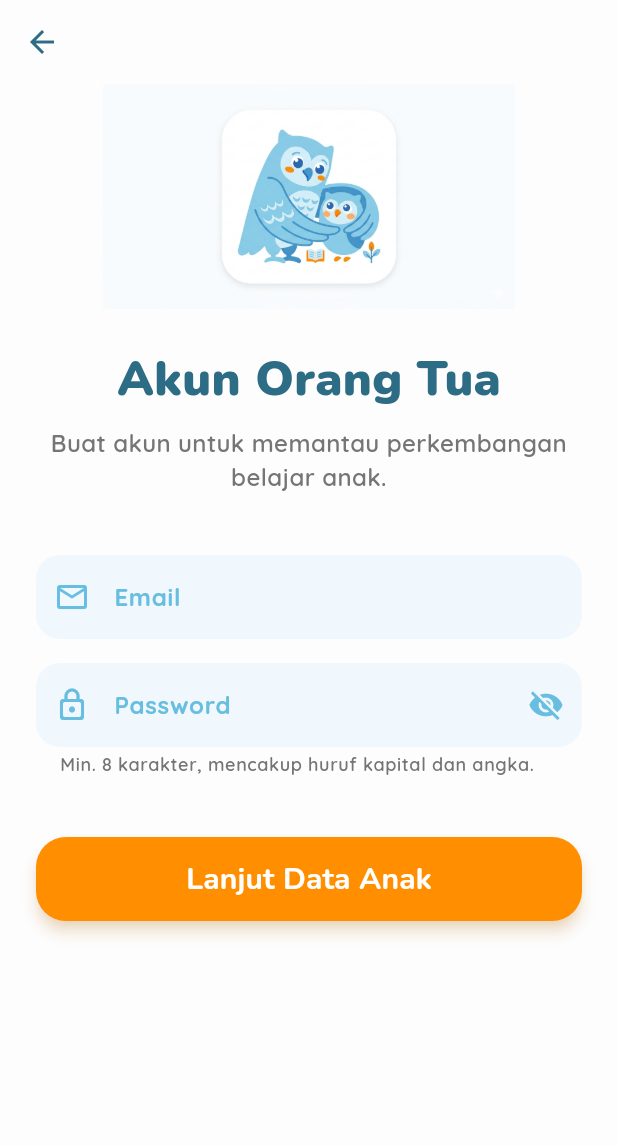
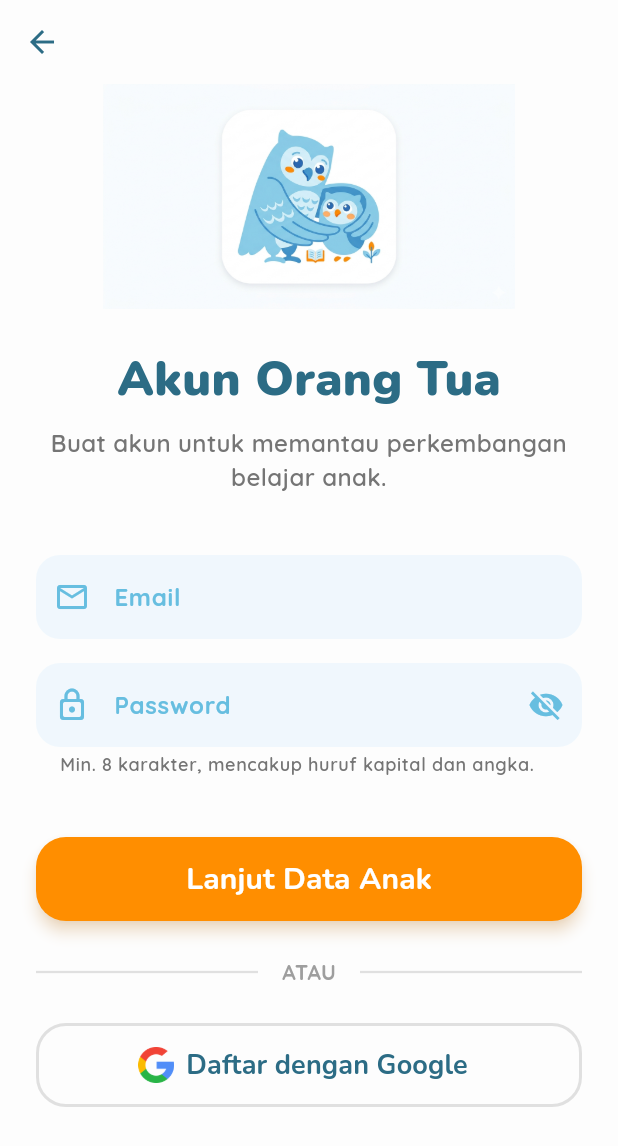
Before and after one commit to luhihsan/AjarApp, a Flutter app: the LoginPage screen opened directly, after a tap on "Masuk", after a tap on "Daftar di sini", on a phone screen of 412 x 824 dp. Shown: the top 1146 px of the screen. Run offline on Flutter 3.47's test engine with Material 3 defaults, Android fonts, the phone set to English and light mode, and no system bars; our stand-ins replace cloud_firestore, firebase_auth, firebase_core, flutter_dotenv, google_fonts, google_generative_ai and 3 more; accounts and stored records are empty.

Commit message:
feat(auth) sign-in with google

```diff
--- a/ajarapp/lib/auth/login_page.dart
+++ b/ajarapp/lib/auth/login_page.dart
@@ -1,8 +1,12 @@
+import 'package:cloud_firestore/cloud_firestore.dart';
 import 'package:firebase_auth/firebase_auth.dart';
 import 'package:flutter/material.dart';
+import 'package:flutter/services.dart'; // IMPORT UNTUK PLATFORM EXCEPTION
 import 'package:google_fonts/google_fonts.dart';
+import 'package:google_sign_in/google_sign_in.dart';
 
 import 'register_parent_page.dart';
+import 'register_child_page.dart';
 import 'package:ajarapp/utils/auth_helper.dart';
 import '../main_screen/main_screen.dart';
 
@@ -18,7 +22,6 @@ class _LoginPageState extends State<LoginPage> {
   final _emailController = TextEditingController();
   final _passwordController = TextEditingController();
 
-  // TAMBAHAN STATE UNTUK LOADING & PASSWORD
   bool _isLoading = false;
   bool _obscurePassword = true;
 
@@ -28,14 +31,9 @@ class _LoginPageState extends State<LoginPage> {
   final Color bgColor = const Color(0xFFFDFDFD);
 
   Future<void> _login() async {
-    if (!_formKey.currentState!.validate()) {
-      return;
-    }
+    if (!_formKey.currentState!.validate()) return;
 
-    // TAMBAHAN: Mulai loading
-    setState(() {
-      _isLoading = true;
-    });
+    setState(() => _isLoading = true);
 
     try {
       await FirebaseAuth.instance.signInWithEmailAndPassword(
@@ -53,36 +51,76 @@ class _LoginPageState extends State<LoginPage> {
     } catch (e) {
       CustomSnackBar.show(context, "Error: $e");
     } finally {
-      // TAMBAHAN: Hentikan loading apapun hasilnya
-      if (mounted) {
-        setState(() {
-          _isLoading = false;
-        });
-      }
+      if (mounted) setState(() => _isLoading = false);
     }
   }
 
-  // TAMBAHAN: Tambah parameter suffixIcon
+  Future<void> _loginWithGoogle() async {
+    setState(() => _isLoading = true);
+    try {
+      final googleSignIn = GoogleSignIn.instance;
+      await googleSignIn.initialize();
+
+      final googleUser = await googleSignIn.authenticate();
+      if (googleUser == null) {
+        setState(() => _isLoading = false);
+        return;
+      }
+
+      final clientAuth = await googleUser.authorizationClient.authorizeScopes(['email', 'profile']);
+
+      final OAuthCredential credential = GoogleAuthProvider.credential(
+        accessToken: clientAuth.accessToken,
+        idToken: googleUser.authentication.idToken,
+      );
+
+      UserCredential userCredential = await FirebaseAuth.instance.signInWithCredential(credential);
+      DocumentSnapshot userDoc = await FirebaseFirestore.instance.collection('users').doc(userCredential.user!.uid).get();
+
+      if (!userDoc.exists) {
+        await FirebaseFirestore.instance.collection('users').doc(userCredential.user!.uid).set({
+          'email': userCredential.user!.email,
+          'role': 'ortu',
+          'createdAt': DateTime.now(),
+        });
+
+        if (mounted) {
+          CustomSnackBar.show(context, "Akun Google terhubung! Silakan isi data anak.", isError: false);
+          Navigator.pushReplacement(context, MaterialPageRoute(builder: (_) => RegisterChildPage(uidOrtu: userCredential.user!.uid)));
+        }
+      } else {
+        if (mounted) {
+          CustomSnackBar.show(context, "Otentikasi berhasil. Mengalihkan...", isError: false);
+          Navigator.pushReplacement(context, MaterialPageRoute(builder: (_) => const MainScreen()));
+        }
+      }
+    } on PlatformException catch (e) {
+      // LOGIC BARU: Cegah munculnya error jika user cuma membatalkan/close popup
+      if (e.code != 'sign_in_canceled' && e.code != 'CANCELED') {
+        if (mounted) CustomSnackBar.show(context, "Gagal login Google: ${e.message}");
+      }
+    } catch (e) {
+      // Penjagaan ekstra untuk error string dari sistem lain
+      if (!e.toString().contains('sign_in_canceled') && !e.toString().contains('canceled by user')) {
+        if (mounted) CustomSnackBar.show(context, "Terjadi kesalahan: $e");
+      }
+    } finally {
+      if (mounted) setState(() => _isLoading = false);
+    }
+  }
+
   InputDecoration _customInputDecoration(String label, IconData icon, {Widget? suffixIcon}) {
     return InputDecoration(
       labelText: label,
-      labelStyle: GoogleFonts.quicksand(
-          color: primaryBlue, fontWeight: FontWeight.bold),
+      labelStyle: GoogleFonts.quicksand(color: primaryBlue, fontWeight: FontWeight.bold),
       prefixIcon: Icon(icon, color: primaryBlue),
-      suffixIcon: suffixIcon, // TAMBAHAN
+      suffixIcon: suffixIcon,
       filled: true,
       fillColor: Colors.blue.shade50.withOpacity(0.5),
-      border: OutlineInputBorder(
-          borderRadius: BorderRadius.circular(16), borderSide: BorderSide.none),
-      focusedBorder: OutlineInputBorder(
-          borderRadius: BorderRadius.circular(16),
-          borderSide: BorderSide(color: primaryBlue, width: 2)),
-      errorBorder: OutlineInputBorder(
-          borderRadius: BorderRadius.circular(16),
-          borderSide: const BorderSide(color: Colors.redAccent, width: 1.5)),
-      focusedErrorBorder: OutlineInputBorder(
-          borderRadius: BorderRadius.circular(16),
-          borderSide: const BorderSide(color: Colors.redAccent, width: 2)),
+      border: OutlineInputBorder(borderRadius: BorderRadius.circular(16), borderSide: BorderSide.none),
+      focusedBorder: OutlineInputBorder(borderRadius: BorderRadius.circular(16), borderSide: BorderSide(color: primaryBlue, width: 2)),
+      errorBorder: OutlineInputBorder(borderRadius: BorderRadius.circular(16), borderSide: const BorderSide(color: Colors.redAccent, width: 1.5)),
+      focusedErrorBorder: OutlineInputBorder(borderRadius: BorderRadius.circular(16), borderSide: const BorderSide(color: Colors.redAccent, width: 2)),
     );
   }
 
@@ -90,10 +128,7 @@ class _LoginPageState extends State<LoginPage> {
   Widget build(BuildContext context) {
     return Scaffold(
       backgroundColor: bgColor,
-      appBar: AppBar(
-          backgroundColor: bgColor,
-          elevation: 0,
-          iconTheme: IconThemeData(color: darkBlueText)),
+      appBar: AppBar(backgroundColor: bgColor, elevation: 0, iconTheme: IconThemeData(color: darkBlueText)),
       body: SafeArea(
         child: SingleChildScrollView(
           padding: const EdgeInsets.symmetric(horizontal: 24.0),
@@ -103,61 +138,36 @@ class _LoginPageState extends State<LoginPage> {
               children: [
                 Icon(Icons.lock_person_rounded, size: 100, color: accentOrange),
                 const SizedBox(height: 24),
-                Text("Masuk",
-                    style: GoogleFonts.nunito(
-                        fontSize: 36,
-                        fontWeight: FontWeight.w900,
-                        color: darkBlueText)),
+                Text("Masuk", style: GoogleFonts.nunito(fontSize: 36, fontWeight: FontWeight.w900, color: darkBlueText)),
                 const SizedBox(height: 8),
-                Text(
-                  "Selamat datang kembali di Ajar App!",
-                  textAlign: TextAlign.center,
-                  style: GoogleFonts.quicksand(
-                      fontSize: 16,
-                      fontWeight: FontWeight.w600,
-                      color: Colors.grey.shade600),
-                ),
+                Text("Selamat datang kembali di Ajar App!", textAlign: TextAlign.center, style: GoogleFonts.quicksand(fontSize: 16, fontWeight: FontWeight.w600, color: Colors.grey.shade600)),
                 const SizedBox(height: 40),
 
                 TextFormField(
                   controller: _emailController,
                   validator: AppValidator.validateEmail,
                   keyboardType: TextInputType.emailAddress,
-                  style: GoogleFonts.quicksand(
-                      fontWeight: FontWeight.w600, color: darkBlueText),
-                  decoration: _customInputDecoration(
-                      "Email", Icons.email_outlined),
+                  style: GoogleFonts.quicksand(fontWeight: FontWeight.w600, color: darkBlueText),
+                  decoration: _customInputDecoration("Email", Icons.email_outlined),
                 ),
                 const SizedBox(height: 16),
 
-                // TAMBAHAN: obscureText pakai state & pasang IconButton mata
                 TextFormField(
                   controller: _passwordController,
-                  validator: (value) => value == null || value.isEmpty
-                      ? "Password tidak boleh kosong ya"
-                      : null,
-                  obscureText: _obscurePassword, // TAMBAHAN
-                  style: GoogleFonts.quicksand(
-                      fontWeight: FontWeight.w600, color: darkBlueText),
+                  validator: (value) => value == null || value.isEmpty ? "Password tidak boleh kosong ya" : null,
+                  obscureText: _obscurePassword,
+                  style: GoogleFonts.quicksand(fontWeight: FontWeight.w600, color: darkBlueText),
                   decoration: _customInputDecoration(
                       "Password",
                       Icons.lock_outline_rounded,
-                      suffixIcon: IconButton( // TAMBAHAN
-                        icon: Icon(
-                          _obscurePassword ? Icons.visibility_off : Icons.visibility,
-                          color: primaryBlue,
-                        ),
-                        onPressed: () {
-                          setState(() {
-                            _obscurePassword = !_obscurePassword;
-                          });
-                        },
+                      suffixIcon: IconButton(
+                        icon: Icon(_obscurePassword ? Icons.visibility_off : Icons.visibility, color: primaryBlue),
+                        onPressed: () => setState(() => _obscurePassword = !_obscurePassword),
                       ),
                   ),
                 ),
                 const SizedBox(height: 40),
 
-                // TAMBAHAN: Tampilkan loading kalau _isLoading true
                 _isLoading
                   ? CircularProgressIndicator(color: primaryBlue)
                   : ElevatedButton(
@@ -167,36 +177,49 @@ class _LoginPageState extends State<LoginPage> {
                         elevation: 4,
                         shadowColor: primaryBlue.withOpacity(0.4),
                         minimumSize: const Size(double.infinity, 56),
-                        shape: RoundedRectangleBorder(
-                            borderRadius: BorderRadius.circular(20)),
+                        shape: RoundedRectangleBorder(borderRadius: BorderRadius.circular(20)),
                       ),
-                      child: Text("Masuk",
-                          style: GoogleFonts.nunito(
-                              fontSize: 20,
-                              fontWeight: FontWeight.bold,
-                              color: Colors.white)),
+                      child: Text("Masuk", style: GoogleFonts.nunito(fontSize: 20, fontWeight: FontWeight.bold, color: Colors.white)),
                     ),
-                const SizedBox(height: 16),
+
+                const SizedBox(height: 24),
+
+                Row(
+                  children: [
+                    Expanded(child: Divider(color: Colors.grey.shade300, thickness: 1.5)),
+                    Padding(
+                      padding: const EdgeInsets.symmetric(horizontal: 16),
+                      child: Text("ATAU", style: GoogleFonts.quicksand(fontWeight: FontWeight.bold, color: Colors.grey.shade500)),
+                    ),
+                    Expanded(child: Divider(color: Colors.grey.shade300, thickness: 1.5)),
+                  ],
+                ),
+                const SizedBox(height: 24),
+
+                OutlinedButton.icon(
+                  onPressed: _isLoading ? null : _loginWithGoogle,
+                  // GANTI LOGO GOOGLE MENJADI YANG RESMI
+                  icon: Image.asset("lib/assets/logo_google.png", height: 24),
+                  label: Text("Masuk dengan Google", style: GoogleFonts.nunito(fontSize: 18, fontWeight: FontWeight.bold, color: darkBlueText)),
+                  style: OutlinedButton.styleFrom(
+                    minimumSize: const Size(double.infinity, 56),
+                    side: BorderSide(color: Colors.grey.shade300, width: 2),
+                    shape: RoundedRectangleBorder(borderRadius: BorderRadius.circular(20)),
+                  ),
+                ),
+                const SizedBox(height: 32),
 
                 Row(
                   mainAxisAlignment: MainAxisAlignment.center,
                   children: [
-                    Text("Belum punya akun? ",
-                        style: GoogleFonts.quicksand(
-                            fontWeight: FontWeight.w600,
-                            color: Colors.grey.shade600)),
+                    Text("Belum punya akun? ", style: GoogleFonts.quicksand(fontWeight: FontWeight.w600, color: Colors.grey.shade600)),
                     GestureDetector(
-                      onTap: () => Navigator.pushReplacement(
-                          context,
-                          MaterialPageRoute(
-                              builder: (_) => const RegisterParentPage())),
-                      child: Text("Daftar di sini",
-                          style: GoogleFonts.quicksand(
-                              fontWeight: FontWeight.bold,
-                              color: accentOrange)),
+                      onTap: () => Navigator.pushReplacement(context, MaterialPageRoute(builder: (_) => const RegisterParentPage())),
+                      child: Text("Daftar di sini", style: GoogleFonts.quicksand(fontWeight: FontWeight.bold, color: accentOrange)),
                     ),
                   ],
-                )
+                ),
+                const SizedBox(height: 20),
               ],
             ),
           ),
--- a/ajarapp/lib/auth/register_parent_page.dart
+++ b/ajarapp/lib/auth/register_parent_page.dart
@@ -1,7 +1,9 @@
 import 'package:cloud_firestore/cloud_firestore.dart';
 import 'package:firebase_auth/firebase_auth.dart';
 import 'package:flutter/material.dart';
+import 'package:flutter/services.dart'; // IMPORT UNTUK PLATFORM EXCEPTION
 import 'package:google_fonts/google_fonts.dart';
+import 'package:google_sign_in/google_sign_in.dart';
 
 import 'register_child_page.dart';
 import 'package:ajarapp/utils/auth_helper.dart';
@@ -27,37 +29,25 @@ class _RegisterParentPageState extends State<RegisterParentPage> {
   final Color bgColor = const Color(0xFFFDFDFD);
 
   Future<void> _registerParent() async {
-    if (!_formKey.currentState!.validate()) {
-      return;
-    }
+    if (!_formKey.currentState!.validate()) return;
 
-    setState(() {
-      _isLoading = true;
-    });
+    setState(() => _isLoading = true);
 
     try {
-      // 1. Bikin akun Auth
       UserCredential userCredential = await FirebaseAuth.instance.createUserWithEmailAndPassword(
         email: _emailController.text.trim(),
         password: _passwordController.text.trim(),
       );
 
-      // 2. Bikin dokumen Ortu di Firestore
       await FirebaseFirestore.instance.collection('users').doc(userCredential.user!.uid).set({
         'email': _emailController.text.trim(),
         'role': 'ortu',
         'createdAt': DateTime.now(),
       });
 
-      // 3. Lempar UID Ortu ke halaman registrasi anak
       if (mounted) {
         CustomSnackBar.show(context, "Akun berhasil dibuat!", isError: false);
-        Navigator.pushReplacement(
-          context,
-          MaterialPageRoute(
-            builder: (_) => RegisterChildPage(uidOrtu: userCredential.user!.uid)
-          )
-        );
+        Navigator.pushReplacement(context, MaterialPageRoute(builder: (_) => RegisterChildPage(uidOrtu: userCredential.user!.uid)));
       }
     } on FirebaseAuthException catch (e) {
       String errorMessage = AuthExceptionHandler.getMessage(e);
@@ -65,11 +55,56 @@ class _RegisterParentPageState extends State<RegisterParentPage> {
     } catch (e) {
       CustomSnackBar.show(context, "Gagal: $e");
     } finally {
-      if (mounted) {
-        setState(() {
-          _isLoading = false;
+      if (mounted) setState(() => _isLoading = false);
+    }
+  }
+
+  Future<void> _signUpWithGoogle() async {
+    setState(() => _isLoading = true);
+    try {
+      final googleSignIn = GoogleSignIn.instance;
+      await googleSignIn.initialize();
+
+      final googleUser = await googleSignIn.authenticate();
+      if (googleUser == null) {
+        setState(() => _isLoading = false);
+        return;
+      }
+
+      final clientAuth = await googleUser.authorizationClient.authorizeScopes(['email', 'profile']);
+
+      final OAuthCredential credential = GoogleAuthProvider.credential(
+        accessToken: clientAuth.accessToken,
+        idToken: googleUser.authentication.idToken,
+      );
+
+      UserCredential userCredential = await FirebaseAuth.instance.signInWithCredential(credential);
+      DocumentSnapshot userDoc = await FirebaseFirestore.instance.collection('users').doc(userCredential.user!.uid).get();
+
+      if (!userDoc.exists) {
+        await FirebaseFirestore.instance.collection('users').doc(userCredential.user!.uid).set({
+          'email': userCredential.user!.email,
+          'role': 'ortu',
+          'createdAt': DateTime.now(),
         });
       }
+
+      if (mounted) {
+        CustomSnackBar.show(context, "Berhasil masuk dengan Google!", isError: false);
+        Navigator.pushReplacement(context, MaterialPageRoute(builder: (_) => RegisterChildPage(uidOrtu: userCredential.user!.uid)));
+      }
+    } on PlatformException catch (e) {
+      // LOGIC BARU: Abaikan kalau user cuma close popup
+      if (e.code != 'sign_in_canceled' && e.code != 'CANCELED') {
+        if (mounted) CustomSnackBar.show(context, "Gagal daftar Google: ${e.message}");
+      }
+    } catch (e) {
+      // Penjagaan ekstra
+      if (!e.toString().contains('sign_in_canceled') && !e.toString().contains('canceled by user')) {
+        if (mounted) CustomSnackBar.show(context, "Terjadi kesalahan: $e");
+      }
+    } finally {
+      if (mounted) setState(() => _isLoading = false);
     }
   }
 
@@ -81,22 +116,10 @@ class _RegisterParentPageState extends State<RegisterParentPage> {
       suffixIcon: suffixIcon,
       filled: true,
       fillColor: Colors.blue.shade50.withOpacity(0.5),
-      border: OutlineInputBorder(
-        borderRadius: BorderRadius.circular(16),
-        borderSide: BorderSide.none,
-      ),
-      focusedBorder: OutlineInputBorder(
-        borderRadius: BorderRadius.circular(16),
-        borderSide: BorderSide(color: primaryBlue, width: 2),
-      ),
-      errorBorder: OutlineInputBorder(
-        borderRadius: BorderRadius.circular(16),
-        borderSide: const BorderSide(color: Colors.redAccent, width: 1.5),
-      ),
-      focusedErrorBorder: OutlineInputBorder(
-        borderRadius: BorderRadius.circular(16),
-        borderSide: const BorderSide(color: Colors.redAccent, width: 2),
-      ),
+      border: OutlineInputBorder(borderRadius: BorderRadius.circular(16), borderSide: BorderSide.none),
+      focusedBorder: OutlineInputBorder(borderRadius: BorderRadius.circular(16), borderSide: BorderSide(color: primaryBlue, width: 2)),
+      errorBorder: OutlineInputBorder(borderRadius: BorderRadius.circular(16), borderSide: const BorderSide(color: Colors.redAccent, width: 1.5)),
+      focusedErrorBorder: OutlineInputBorder(borderRadius: BorderRadius.circular(16), borderSide: const BorderSide(color: Colors.redAccent, width: 2)),
     );
   }
 
@@ -104,11 +127,7 @@ class _RegisterParentPageState extends State<RegisterParentPage> {
   Widget build(BuildContext context) {
     return Scaffold(
       backgroundColor: bgColor,
-      appBar: AppBar(
-        backgroundColor: bgColor,
-        elevation: 0,
-        iconTheme: IconThemeData(color: darkBlueText),
-      ),
+      appBar: AppBar(backgroundColor: bgColor, elevation: 0, iconTheme: IconThemeData(color: darkBlueText)),
       body: SafeArea(
         child: SingleChildScrollView(
           padding: const EdgeInsets.symmetric(horizontal: 24.0),
@@ -123,29 +142,12 @@ class _RegisterParentPageState extends State<RegisterParentPage> {
                   child: Image.asset(
                     'lib/assets/parent_owl.png',
                     fit: BoxFit.contain,
-                    errorBuilder: (context, error, stackTrace) {
-                      return Icon(Icons.family_restroom_rounded, size: 100, color: primaryBlue);
-                    },
+                    errorBuilder: (context, error, stackTrace) => Icon(Icons.family_restroom_rounded, size: 100, color: primaryBlue),
                   ),
                 ),
-                Text(
-                  "Akun Orang Tua",
-                  style: GoogleFonts.nunito(
-                    fontSize: 32,
-                    fontWeight: FontWeight.w900,
-                    color: darkBlueText,
-                  ),
-                ),
+                Text("Akun Orang Tua", style: GoogleFonts.nunito(fontSize: 32, fontWeight: FontWeight.w900, color: darkBlueText)),
                 const SizedBox(height: 8),
-                Text(
-                  "Buat akun untuk memantau perkembangan belajar anak.",
-                  textAlign: TextAlign.center,
-                  style: GoogleFonts.quicksand(
-                    fontSize: 16,
-                    fontWeight: FontWeight.w600,
-                    color: Colors.grey.shade600,
-                  ),
-                ),
+                Text("Buat akun untuk memantau perkembangan belajar anak.", textAlign: TextAlign.center, style: GoogleFonts.quicksand(fontSize: 16, fontWeight: FontWeight.w600, color: Colors.grey.shade600)),
                 const SizedBox(height: 40),
 
                 TextFormField(
@@ -166,15 +168,8 @@ class _RegisterParentPageState extends State<RegisterParentPage> {
                     "Password",
                     Icons.lock_outline_rounded,
                     suffixIcon: IconButton(
-                      icon: Icon(
-                        _obscurePassword ? Icons.visibility_off : Icons.visibility,
-                        color: primaryBlue,
-                      ),
-                      onPressed: () {
-                        setState(() {
-                          _obscurePassword = !_obscurePassword;
-                        });
-                      },
+                      icon: Icon(_obscurePassword ? Icons.visibility_off : Icons.visibility, color: primaryBlue),
+                      onPressed: () => setState(() => _obscurePassword = !_obscurePassword),
                     ),
                   ).copyWith(
                     helperText: "Min. 8 karakter, mencakup huruf kapital dan angka.",
@@ -194,18 +189,34 @@ class _RegisterParentPageState extends State<RegisterParentPage> {
                         elevation: 4,
                         shadowColor: accentOrange.withOpacity(0.4),
                         minimumSize: const Size(double.infinity, 56),
-                        shape: RoundedRectangleBorder(
-                          borderRadius: BorderRadius.circular(20),
-                        ),
+                        shape: RoundedRectangleBorder(borderRadius: BorderRadius.circular(20)),
                       ),
-                      child: Text(
-                        "Lanjut Data Anak",
-                        style: GoogleFonts.nunito(
-                          fontSize: 20,
-                          fontWeight: FontWeight.bold,
-                        ),
-                      ),
+                      child: Text("Lanjut Data Anak", style: GoogleFonts.nunito(fontSize: 20, fontWeight: FontWeight.bold)),
                     ),
+
+                const SizedBox(height: 24),
+                Row(
+                  children: [
+                    Expanded(child: Divider(color: Colors.grey.shade300, thickness: 1.5)),
+                    Padding(
+                      padding: const EdgeInsets.symmetric(horizontal: 16),
+                      child: Text("ATAU", style: GoogleFonts.quicksand(fontWeight: FontWeight.bold, color: Colors.grey.shade500)),
+                    ),
+                    Expanded(child: Divider(color: Colors.grey.shade300, thickness: 1.5)),
+                  ],
+                ),
+                const SizedBox(height: 24),
+
+                OutlinedButton.icon(
+                  onPressed: _isLoading ? null : _signUpWithGoogle,
+                   icon: Image.asset("lib/assets/logo_google.png", height: 24),
+                  label: Text("Daftar dengan Google", style: GoogleFonts.nunito(fontSize: 18, fontWeight: FontWeight.bold, color: darkBlueText)),
+                  style: OutlinedButton.styleFrom(
+                    minimumSize: const Size(double.infinity, 56),
+                    side: BorderSide(color: Colors.grey.shade300, width: 2),
+                    shape: RoundedRectangleBorder(borderRadius: BorderRadius.circular(20)),
+                  ),
+                ),
                 const SizedBox(height: 20),
               ],
             ),
--- a/ajarapp/pubspec.yaml
+++ b/ajarapp/pubspec.yaml
@@ -71,6 +71,7 @@ flutter:
     - lib/assets/logo.png
     - lib/assets/parent_owl.png
     - lib/assets/baby_owl.png
+    - lib/assets/logo_google.png
     - .env
 
   # To add assets to your application, add an assets section, like this:
```
Also changed, not shown: ajarapp/lib/assets/logo_google.png (added).
